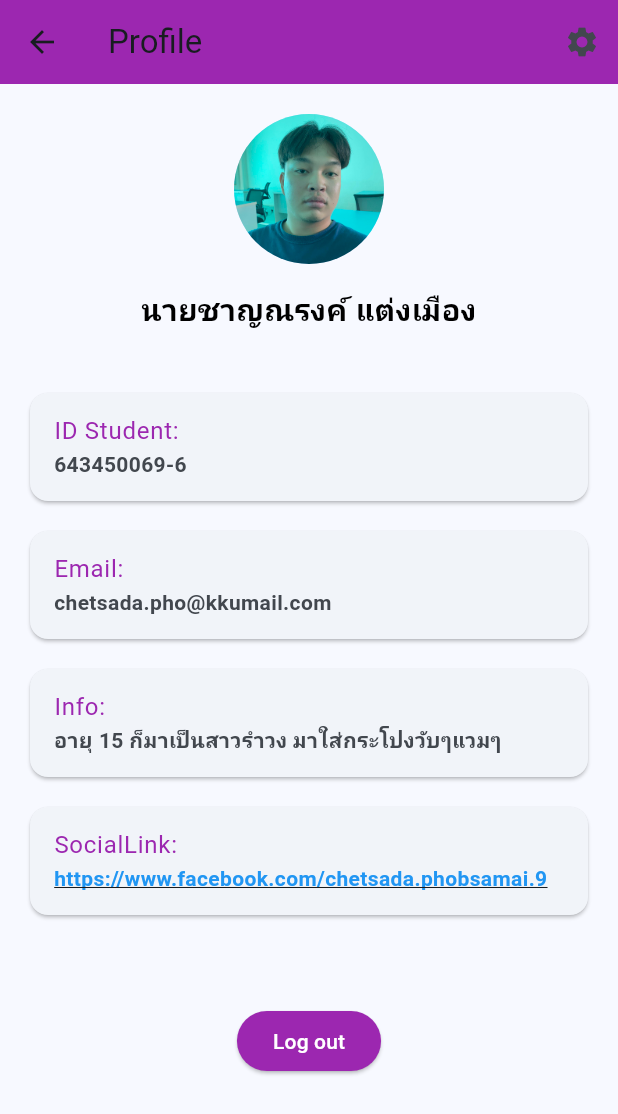
After one commit to Chetsada-psm/Project_Lab01, a Flutter app: the screen it shows after launch, after a tap on "นายชาญณรงค์ แต่งเมือง", on a phone screen of 412 x 824 dp. The commit adds this screen. Shown: the top 1114 px of the screen. Run offline on Flutter 3.47's test engine with Material 3 defaults, Android fonts, the phone set to English and light mode, and no system bars.

Commit message:
new-update

```diff
--- /dev/null
+++ b/lib/DetailPage.dart
@@ -0,0 +1,111 @@
+import 'package:flutter/material.dart';
+import 'package:flutter_application_1/Student.dart';
+import 'package:url_launcher/url_launcher.dart';
+
+class DetailPage extends StatelessWidget {
+  final Student data;
+
+  DetailPage({required this.data});
+
+  Future<void> _launchURL(String url) async {
+    final Uri _url = Uri.parse(url);
+    if (await canLaunchUrl(_url)) {
+      await launchUrl(_url, mode: LaunchMode.externalApplication);
+    } else {
+      throw 'Could not launch $url';
+    }
+  }
+
+  @override
+  Widget build(BuildContext context) {
+    return Scaffold(
+      appBar: AppBar(
+        backgroundColor: Colors.purple,
+        title: const Text('Profile'),
+        actions: <Widget>[
+          IconButton(
+            icon: Icon(Icons.settings),
+            onPressed: () {
+              // Add navigation to settings or relevant action here
+            },
+          ),
+        ],
+      ),
+      body: SingleChildScrollView(
+        child: Padding(
+          padding: EdgeInsets.all(20),
+          child: Column(
+            crossAxisAlignment: CrossAxisAlignment.start, // Align text to the left
+            children: [
+              Center(
+                child: Hero(
+                  tag: data.ids,
+                  child: CircleAvatar(
+                    radius: 50,
+                    backgroundImage: AssetImage(data.images),
+                  ),
+                ),
+              ),
+              SizedBox(height: 16),
+              Center(
+                child: Text(
+                  data.name,
+                  style: TextStyle(
+                    fontSize: 20,
+                    fontWeight: FontWeight.bold,
+                    color: Colors.black,
+                  ),
+                ),
+              ),
+              SizedBox(height: 30),
+              Card(
+                margin: EdgeInsets.symmetric(vertical: 10),
+                child: ListTile(
+                  title: Text('ID Student:', style: TextStyle(fontSize: 16, color: Colors.purple)),
+                  subtitle: Text(data.ids, style: TextStyle(fontSize: 14, fontWeight: FontWeight.bold)),
+                ),
+              ),
+              Card(
+                margin: EdgeInsets.symmetric(vertical: 10),
+                child: ListTile(
+                  title: Text('Email:', style: TextStyle(fontSize: 16, color: Colors.purple)),
+                  subtitle: Text(data.email, style: TextStyle(fontSize: 14, fontWeight: FontWeight.bold)),
+                ),
+              ),
+              Card(
+                margin: EdgeInsets.symmetric(vertical: 10),
+                child: ListTile(
+                  title: Text('Info:', style: TextStyle(fontSize: 16, color: Colors.purple)),
+                  subtitle: Text(data.info, style: TextStyle(fontSize: 14, fontWeight: FontWeight.bold)),
+                ),
+              ),
+              Card(
+                margin: EdgeInsets.symmetric(vertical: 10),
+                child: ListTile(
+                  title: Text('SocialLink:', style: TextStyle(fontSize: 16, color: Colors.purple)),
+                  subtitle: InkWell(
+                    child: Text(
+                      data.SocialLink,
+                      style: TextStyle(fontSize: 14, fontWeight: FontWeight.bold, color: Colors.blue, decoration: TextDecoration.underline),
+                    ),
+                    onTap: () => _launchURL(data.SocialLink),
+                  ),
+                ),
+              ),
+              SizedBox(height: 50),
+              Center(
+                child: ElevatedButton(
+                  onPressed: () {
+                    Navigator.pop(context);
+                  },
+                  child: const Text('Log out', style: TextStyle(color: Colors.white)),
+                  style: ElevatedButton.styleFrom(backgroundColor: Colors.purple),
+                ),
+              ),
+            ],
+          ),
+        ),
+      ),
+    );
+  }
+}
--- /dev/null
+++ b/lib/Student.dart
@@ -0,0 +1,12 @@
+
+
+class Student {
+  String name;
+  String ids;
+  String images;
+  String email;
+  String info;
+  String SocialLink;
+
+  Student(this.name, this.ids, this.images,this.email,this.info,this.SocialLink);
+}
--- a/lib/main.dart
+++ b/lib/main.dart
@@ -1,4 +1,8 @@
+import 'dart:io';
+
 import 'package:flutter/material.dart';
+import 'package:flutter_application_1/DetailPage.dart';
+import 'package:flutter_application_1/Student.dart';
 
 void main() {
   runApp(const MyApp());
@@ -23,35 +27,15 @@ class MyApp extends StatelessWidget {
 class MyAppPage extends StatelessWidget {
   @override
   Widget build(BuildContext context) {
-    List<String> names = [
-      "นายชาญณรงค์ แต่งเมือง",
-      "นางสาวนภัสสร ดวงจันทร์",
-      "นายเจษฏา พบสมัย",
-      "นายศรันย์ ซุ่นเส้ง",
-      "นายกมล จันบุตรดี",
-      "นายประสิทธิชัย จันทร์สม",
-      "นายก้องภพ ตาดี",
-      "นางสาวสุธาดา เสนามงคล",
-    ];
-    List<String> ids = [
-      "643450069-6",
-      "643450326-2",
-      "643450323-8",
-      "643450086-6",
-      "643450063-8",
-      "643450079-3",
-      "643450321-2",
-      "643450089-0",
-    ];
-    List<String> images = [
-      'assets/images/1.jpg',
-      'assets/images/2.jpg',
-      'assets/images/3.jpg',
-      'assets/images/4.jpg',
-      'assets/images/5.jpg',
-      'assets/images/6.jpg',
-      'assets/images/7.jpg',
-      'assets/images/8.jpg',
+    List<Student> datas = [
+      Student("นายชาญณรงค์ แต่งเมือง", '643450069-6', 'assets/images/1.jpg','chetsada.pho@kkumail.com','อายุ 15 ก็มาเป็นสาวรำวง มาใส่กระโปงวับๆแวมๆ','https://www.facebook.com/chetsada.phobsamai.9' ),
+      Student("นางสาวนภัสสร ดวงจันทร์", '643450326-2', 'assets/images/2.jpg','chetsada.pho@kkumail.com','อายุ 15 ก็มาเป็นสาวรำวง มาใส่กระโปงวับๆแวมๆ','https://www.facebook.com/chetsada.phobsamai.9'),
+      Student("นายเจษฏา พบสมัย", '643450323-8', 'assets/images/3.jpg','chetsada.pho@kkumail.com','อายุ 15 ก็มาเป็นสาวรำวง มาใส่กระโปงวับๆแวมๆ','https://www.facebook.com/chetsada.phobsamai.9'),
+      Student("นายศรันย์ ซุ่นเส้ง", '643450086-6', 'assets/images/4.jpg','chetsada.pho@kkumail.com','อายุ 15 ก็มาเป็นสาวรำวง มาใส่กระโปงวับๆแวมๆ','https://www.facebook.com/chetsada.phobsamai.9'),
+      Student("นายกมล จันบุตรดี", '643450063-8', 'assets/images/5.jpg','chetsada.pho@kkumail.com','อายุ 15 ก็มาเป็นสาวรำวง มาใส่กระโปงวับๆแวมๆ','https://www.facebook.com/chetsada.phobsamai.9'),
+      Student("นายประสิทธิชัย จันทร์สม", '643450079-3', 'assets/images/6.jpg','chetsada.pho@kkumail.com','อายุ 15 ก็มาเป็นสาวรำวง มาใส่กระโปงวับๆแวมๆ','https://www.facebook.com/chetsada.phobsamai.9'),
+      Student("นายก้องภพ ตาดี", '643450321-2', 'assets/images/7.jpg','chetsada.pho@kkumail.com','อายุ 15 ก็มาเป็นสาวรำวง มาใส่กระโปงวับๆแวมๆ','https://www.facebook.com/chetsada.phobsamai.9'),
+      Student("นางสาวสุธาดา เสนามงคล", '643450089-0', 'assets/images/8.jpg','chetsada.pho@kkumail.com','อายุ 15 ก็มาเป็นสาวรำวง มาใส่กระโปงวับๆแวมๆ','https://www.facebook.com/chetsada.phobsamai.9'),
     ];
 
     return Scaffold(
@@ -60,48 +44,57 @@ class MyAppPage extends StatelessWidget {
         title: const Text("List Student"),
       ),
       body: ListView.builder(
-        itemCount: names.length,
+        itemCount: datas.length,
         itemBuilder: (context, index) {
-          return displayNameItem(
-            name: names[index],
-            id: ids[index],
-            image: images[index % images.length],
-          );
-        },
-      ),
+          return displayItem(context: context,student: datas[index]);
+        }),
+      // floatingActionButton: FloatingActionButton(
+      //   onPressed: (){
+      //     Navigator.push(context,
+      //     MaterialPageRoute(builder: (context) => Detailpage()));
+      //   },
+      //   backgroundColor: Theme.of(context).colorScheme.primary,
+      //   child: const Icon(Icons.add),
+      //   )
     );
   }
 
-  Widget displayNameItem({required String name, required String id, required String image}) {
-    bool isHighlighted = name == "นายเจษฏา พบสมัย" && id == "643450323-8";
+  Widget displayItem({required BuildContext context,required Student student}) {
+    bool isHighlighted = student.name == "นายเจษฏา พบสมัย" && student.ids == "643450323-8";
 
-    return Container(
+    return GestureDetector(
+      onTap: () {
+        Navigator.push(context, MaterialPageRoute(builder: (context) => DetailPage(data: student)));
+      },
+      child: Container(
       padding: const EdgeInsets.all(10),
       color: isHighlighted ? Color.fromARGB(255, 56, 161, 231) : Colors.transparent,
       child: Row(
         children: [
+          Hero(tag: student.ids ,
+          child:
           Image.asset(
-            image,
+            student.images,
             width: 120,
             height: 120,
             fit: BoxFit.cover,
-          ),
+          )),
           const SizedBox(width: 10),
           Column(
             crossAxisAlignment: CrossAxisAlignment.start,
             children: [
               Text(
-                name,
+                student.name,
                 style: const TextStyle(fontSize: 16, fontWeight: FontWeight.bold, color: Colors.black),
               ),
               Text(
-                id,
+                student.ids,
                 style: const TextStyle(fontSize: 14, color: Colors.black),
               ),
             ],
           ),
         ],
-      ),
+      ),)
     );
   }
 }
--- a/pubspec.yaml
+++ b/pubspec.yaml
@@ -30,6 +30,7 @@ environment:
 dependencies:
   flutter:
     sdk: flutter
+  url_launcher: ^6.0.20
 
 
   # The following adds the Cupertino Icons font to your application.
```
Also changed, not shown: assets/images/3.jpg, pubspec.lock, 6 other files.
